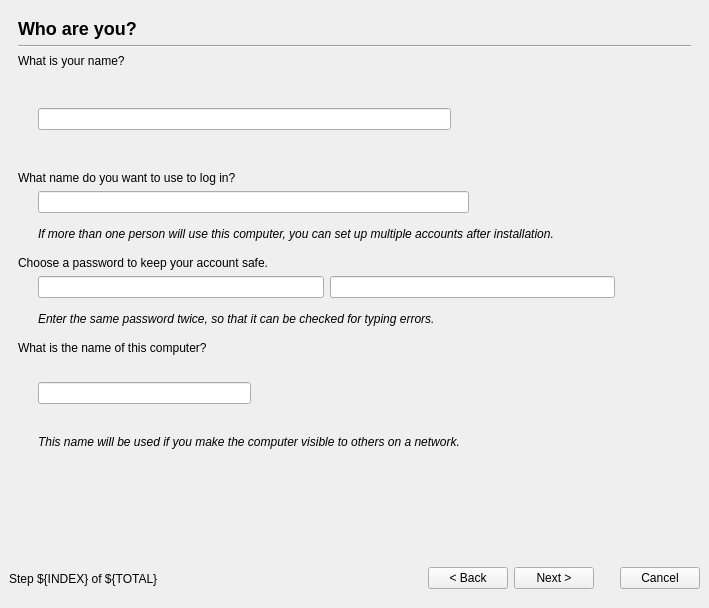
Before: the Qt Designer form ubiquity/frontend/liveinstaller.ui in chenhan1218/ubiquity, drawn with Qt 5.
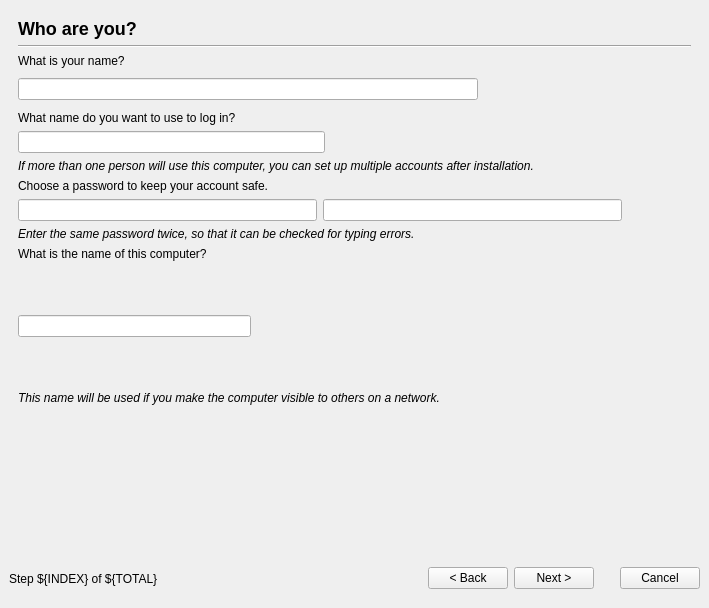
After: the same form once the commit is applied. The open tabs and pages were chosen to show the change. Icons and pictures are not drawn.

Commit message: Up to set_autopartition_choices

What changed in the file:
```diff
--- a/ubiquity/frontend/liveinstaller.ui
+++ b/ubiquity/frontend/liveinstaller.ui
@@ -614,7 +614,7 @@
        <property name="spacing" >
         <number>6</number>
        </property>
-       <item row="7" column="0" >
+       <item row="11" column="0" colspan="7" >
         <layout class="QGridLayout" >
          <property name="margin" >
           <number>0</number>
@@ -622,213 +622,7 @@
          <property name="spacing" >
           <number>6</number>
          </property>
-         <item row="0" column="3" >
-          <widget class="QLabel" name="password_error_image" >
-           <property name="sizePolicy" >
-            <sizepolicy>
-             <hsizetype>0</hsizetype>
-             <vsizetype>0</vsizetype>
-             <horstretch>0</horstretch>
-             <verstretch>0</verstretch>
-            </sizepolicy>
-           </property>
-           <property name="pixmap" >
-            <pixmap/>
-           </property>
-           <property name="scaledContents" >
-            <bool>true</bool>
-           </property>
-           <property name="wordWrap" >
-            <bool>false</bool>
-           </property>
-          </widget>
-         </item>
-         <item row="0" column="5" >
-          <spacer>
-           <property name="orientation" >
-            <enum>Qt::Horizontal</enum>
-           </property>
-           <property name="sizeType" >
-            <enum>QSizePolicy::Expanding</enum>
-           </property>
-           <property name="sizeHint" >
-            <size>
-             <width>50</width>
-             <height>20</height>
-            </size>
-           </property>
-          </spacer>
-         </item>
-         <item row="0" column="4" >
-          <widget class="QLabel" name="password_error_reason" >
-           <property name="text" >
-            <string/>
-           </property>
-           <property name="alignment" >
-            <set>Qt::AlignVCenter</set>
-           </property>
-           <property name="wordWrap" >
-            <bool>true</bool>
-           </property>
-          </widget>
-         </item>
-         <item row="1" column="1" colspan="4" >
-          <widget class="QLabel" name="password_extra_label" >
-           <property name="text" >
-            <string>&lt;i>Enter the same password twice, so that it can be checked for typing errors.&lt;/i></string>
-           </property>
-           <property name="wordWrap" >
-            <bool>false</bool>
-           </property>
-          </widget>
-         </item>
-         <item row="1" column="0" >
-          <spacer>
-           <property name="orientation" >
-            <enum>Qt::Horizontal</enum>
-           </property>
-           <property name="sizeType" >
-            <enum>QSizePolicy::Fixed</enum>
-           </property>
-           <property name="sizeHint" >
-            <size>
-             <width>20</width>
-             <height>31</height>
-            </size>
-           </property>
-          </spacer>
-         </item>
-         <item row="0" column="2" >
-          <widget class="QLineEdit" name="verified_password" >
-           <property name="sizePolicy" >
-            <sizepolicy>
-             <hsizetype>7</hsizetype>
-             <vsizetype>0</vsizetype>
-             <horstretch>1</horstretch>
-             <verstretch>0</verstretch>
-            </sizepolicy>
-           </property>
-           <property name="echoMode" >
-            <enum>QLineEdit::Password</enum>
-           </property>
-          </widget>
-         </item>
-         <item row="0" column="1" >
-          <widget class="QLineEdit" name="password" >
-           <property name="sizePolicy" >
-            <sizepolicy>
-             <hsizetype>7</hsizetype>
-             <vsizetype>0</vsizetype>
-             <horstretch>1</horstretch>
-             <verstretch>0</verstretch>
-            </sizepolicy>
-           </property>
-           <property name="echoMode" >
-            <enum>QLineEdit::Password</enum>
-           </property>
-          </widget>
-         </item>
-        </layout>
-       </item>
-       <item row="10" column="0" >
-        <spacer>
-         <property name="orientation" >
-          <enum>Qt::Vertical</enum>
-         </property>
-         <property name="sizeType" >
-          <enum>QSizePolicy::Expanding</enum>
-         </property>
-         <property name="sizeHint" >
-          <size>
-           <width>41</width>
-           <height>20</height>
-          </size>
-         </property>
-        </spacer>
-       </item>
-       <item row="2" column="0" >
-        <widget class="QLabel" name="fullname_label" >
-         <property name="text" >
-          <string>What is your name?</string>
-         </property>
-         <property name="wordWrap" >
-          <bool>false</bool>
-         </property>
-        </widget>
-       </item>
-       <item row="0" column="0" >
-        <widget class="QLabel" name="userinfo_heading_label" >
-         <property name="sizePolicy" >
-          <sizepolicy>
-           <hsizetype>5</hsizetype>
-           <vsizetype>5</vsizetype>
-           <horstretch>1</horstretch>
-           <verstretch>0</verstretch>
-          </sizepolicy>
-         </property>
-         <property name="text" >
-          <string>&lt;h2>Who are you?&lt;/h2></string>
-         </property>
-         <property name="wordWrap" >
-          <bool>false</bool>
-         </property>
-        </widget>
-       </item>
-       <item row="4" column="0" >
-        <widget class="QLabel" name="username_label" >
-         <property name="text" >
-          <string>What name do you want to use to log in?</string>
-         </property>
-         <property name="wordWrap" >
-          <bool>false</bool>
-         </property>
-        </widget>
-       </item>
-       <item row="6" column="0" >
-        <widget class="QLabel" name="password_label" >
-         <property name="text" >
-          <string>Choose a password to keep your account safe.</string>
-         </property>
-         <property name="wordWrap" >
-          <bool>false</bool>
-         </property>
-        </widget>
-       </item>
-       <item row="9" column="0" >
-        <layout class="QGridLayout" >
-         <property name="margin" >
-          <number>0</number>
-         </property>
-         <property name="spacing" >
-          <number>6</number>
-         </property>
-         <item row="1" column="0" >
-          <spacer>
-           <property name="orientation" >
-            <enum>Qt::Horizontal</enum>
-           </property>
-           <property name="sizeType" >
-            <enum>QSizePolicy::Fixed</enum>
-           </property>
-           <property name="sizeHint" >
-            <size>
-             <width>20</width>
-             <height>20</height>
-            </size>
-           </property>
-          </spacer>
-         </item>
-         <item row="1" column="1" >
-          <widget class="QLabel" name="hostname_extra_label" >
-           <property name="text" >
-            <string>&lt;i>This name will be used if you make the computer visible to others on a network.&lt;/i></string>
-           </property>
-           <property name="wordWrap" >
-            <bool>false</bool>
-           </property>
-          </widget>
-         </item>
-         <item row="0" column="1" >
+         <item row="0" column="0" >
           <layout class="QHBoxLayout" >
            <property name="margin" >
             <number>0</number>
@@ -926,6 +720,16 @@
            </item>
           </layout>
          </item>
+         <item row="1" column="0" >
+          <widget class="QLabel" name="hostname_extra_label" >
+           <property name="text" >
+            <string>&lt;i>This name will be used if you make the computer visible to others on a network.&lt;/i></string>
+           </property>
+           <property name="wordWrap" >
+            <bool>false</bool>
+           </property>
+          </widget>
+         </item>
         </layout>
        </item>
        <item row="1" column="0" >
@@ -942,6 +746,46 @@
         </widget>
        </item>
        <item row="5" column="0" >
+        <widget class="QLabel" name="username_label" >
+         <property name="text" >
+          <string>What name do you want to use to log in?</string>
+         </property>
+         <property name="wordWrap" >
+          <bool>false</bool>
+         </property>
+        </widget>
+       </item>
+       <item row="10" column="0" colspan="5" >
+        <widget class="QLabel" name="hostname_label" >
+         <property name="text" >
+          <string>What is the name of this computer?</string>
+         </property>
+         <property name="wordWrap" >
+          <bool>false</bool>
+         </property>
+        </widget>
+       </item>
+       <item row="8" column="0" colspan="2" >
+        <widget class="QLabel" name="password_label" >
+         <property name="text" >
+          <string>Choose a password to keep your account safe.</string>
+         </property>
+         <property name="wordWrap" >
+          <bool>false</bool>
+         </property>
+        </widget>
+       </item>
+       <item row="2" column="0" colspan="7" >
+        <widget class="QLabel" name="fullname_label" >
+         <property name="text" >
+          <string>What is your name?</string>
+         </property>
+         <property name="wordWrap" >
+          <bool>false</bool>
+         </property>
+        </widget>
+       </item>
+       <item row="9" column="0" colspan="7" >
         <layout class="QGridLayout" >
          <property name="margin" >
           <number>0</number>
@@ -949,8 +793,34 @@
          <property name="spacing" >
           <number>6</number>
          </property>
+         <item row="1" column="0" colspan="4" >
+          <widget class="QLabel" name="password_extra_label" >
+           <property name="text" >
+            <string>&lt;i>Enter the same password twice, so that it can be checked for typing errors.&lt;/i></string>
+           </property>
+           <property name="wordWrap" >
+            <bool>false</bool>
+           </property>
+          </widget>
+         </item>
          <item row="0" column="3" >
-          <widget class="QLabel" name="username_error_reason" >
+          <spacer>
+           <property name="orientation" >
+            <enum>Qt::Horizontal</enum>
+           </property>
+           <property name="sizeType" >
+            <enum>QSizePolicy::Expanding</enum>
+           </property>
+           <property name="sizeHint" >
+            <size>
+             <width>50</width>
+             <height>20</height>
+            </size>
+           </property>
+          </spacer>
+         </item>
+         <item row="0" column="2" >
+          <widget class="QLabel" name="password_error_reason" >
            <property name="text" >
             <string/>
            </property>
@@ -962,17 +832,47 @@
            </property>
           </widget>
          </item>
-         <item row="1" column="1" colspan="4" >
-          <widget class="QLabel" name="username_extra_label" >
-           <property name="text" >
-            <string>&lt;i>If more than one person will use this computer, you can set up multiple accounts after installation.&lt;/i></string>
+         <item row="0" column="0" >
+          <widget class="QLineEdit" name="password" >
+           <property name="sizePolicy" >
+            <sizepolicy>
+             <hsizetype>7</hsizetype>
+             <vsizetype>0</vsizetype>
+             <horstretch>1</horstretch>
+             <verstretch>0</verstretch>
+            </sizepolicy>
            </property>
-           <property name="wordWrap" >
-            <bool>false</bool>
+           <property name="echoMode" >
+            <enum>QLineEdit::Password</enum>
            </property>
           </widget>
          </item>
          <item row="0" column="1" >
+          <widget class="QLineEdit" name="verified_password" >
+           <property name="sizePolicy" >
+            <sizepolicy>
+             <hsizetype>7</hsizetype>
+             <vsizetype>0</vsizetype>
+             <horstretch>1</horstretch>
+             <verstretch>0</verstretch>
+            </sizepolicy>
+           </property>
+           <property name="echoMode" >
+            <enum>QLineEdit::Password</enum>
+           </property>
+          </widget>
+         </item>
+        </layout>
+       </item>
+       <item rowspan="2" row="6" column="0" >
+        <layout class="QGridLayout" >
+         <property name="margin" >
+          <number>0</number>
+         </property>
+         <property name="spacing" >
+          <number>6</number>
+         </property>
+         <item row="0" column="0" >
           <widget class="QLineEdit" name="username" >
            <property name="sizePolicy" >
             <sizepolicy>
@@ -984,7 +884,7 @@
            </property>
           </widget>
          </item>
-         <item row="0" column="2" >
+         <item row="0" column="1" >
           <widget class="QLabel" name="username_error_image" >
            <property name="sizePolicy" >
             <sizepolicy>
@@ -1005,7 +905,7 @@
            </property>
           </widget>
          </item>
-         <item row="0" column="4" >
+         <item row="0" column="2" >
           <spacer>
            <property name="orientation" >
             <enum>Qt::Horizontal</enum>
@@ -1021,35 +921,19 @@
            </property>
           </spacer>
          </item>
-         <item row="1" column="0" >
-          <spacer>
-           <property name="orientation" >
-            <enum>Qt::Horizontal</enum>
+         <item row="1" column="0" colspan="3" >
+          <widget class="QLabel" name="username_extra_label" >
+           <property name="text" >
+            <string>&lt;i>If more than one person will use this computer, you can set up multiple accounts after installation.&lt;/i></string>
            </property>
-           <property name="sizeType" >
-            <enum>QSizePolicy::Fixed</enum>
+           <property name="wordWrap" >
+            <bool>false</bool>
            </property>
-           <property name="sizeHint" >
-            <size>
-             <width>20</width>
-             <height>31</height>
-            </size>
-           </property>
-          </spacer>
+          </widget>
          </item>
         </layout>
        </item>
-       <item row="8" column="0" >
-        <widget class="QLabel" name="hostname_label" >
-         <property name="text" >
-          <string>What is the name of this computer?</string>
-         </property>
-         <property name="wordWrap" >
-          <bool>false</bool>
-         </property>
-        </widget>
-       </item>
-       <item row="3" column="0" >
+       <item rowspan="2" row="3" column="0" colspan="7" >
         <layout class="QHBoxLayout" >
          <property name="margin" >
           <number>0</number>
@@ -1057,22 +941,6 @@
          <property name="spacing" >
           <number>6</number>
          </property>
-         <item>
-          <spacer>
-           <property name="orientation" >
-            <enum>Qt::Horizontal</enum>
-           </property>
-           <property name="sizeType" >
-            <enum>QSizePolicy::Fixed</enum>
-           </property>
-           <property name="sizeHint" >
-            <size>
-             <width>20</width>
-             <height>20</height>
-            </size>
-           </property>
-          </spacer>
-         </item>
          <item>
           <widget class="QLineEdit" name="fullname" >
            <property name="sizePolicy" >
@@ -1114,37 +982,8 @@
              </property>
             </widget>
            </item>
-           <item>
-            <spacer>
-             <property name="orientation" >
-              <enum>Qt::Vertical</enum>
-             </property>
-             <property name="sizeType" >
-              <enum>QSizePolicy::Expanding</enum>
-             </property>
-             <property name="sizeHint" >
-              <size>
-               <width>21</width>
-               <height>16</height>
-              </size>
-             </property>
-            </spacer>
-           </item>
           </layout>
          </item>
-         <item>
-          <widget class="QLabel" name="fullname_error_reason" >
-           <property name="text" >
-            <string/>
-           </property>
-           <property name="alignment" >
-            <set>Qt::AlignVCenter</set>
-           </property>
-           <property name="wordWrap" >
-            <bool>true</bool>
-           </property>
-          </widget>
-         </item>
          <item>
           <spacer>
            <property name="orientation" >
@@ -1163,6 +1002,100 @@
          </item>
         </layout>
        </item>
+       <item rowspan="3" row="4" column="1" colspan="2" >
+        <widget class="QLabel" name="fullname_error_reason" >
+         <property name="text" >
+          <string/>
+         </property>
+         <property name="alignment" >
+          <set>Qt::AlignVCenter</set>
+         </property>
+         <property name="wordWrap" >
+          <bool>true</bool>
+         </property>
+        </widget>
+       </item>
+       <item rowspan="2" row="7" column="2" colspan="2" >
+        <widget class="QLabel" name="username_error_reason" >
+         <property name="text" >
+          <string/>
+         </property>
+         <property name="alignment" >
+          <set>Qt::AlignVCenter</set>
+         </property>
+         <property name="wordWrap" >
+          <bool>true</bool>
+         </property>
+        </widget>
+       </item>
+       <item row="10" column="5" >
+        <widget class="QLabel" name="password_error_image" >
+         <property name="sizePolicy" >
+          <sizepolicy>
+           <hsizetype>0</hsizetype>
+           <vsizetype>0</vsizetype>
+           <horstretch>0</horstretch>
+           <verstretch>0</verstretch>
+          </sizepolicy>
+         </property>
+         <property name="pixmap" >
+          <pixmap/>
+         </property>
+         <property name="scaledContents" >
+          <bool>true</bool>
+         </property>
+         <property name="wordWrap" >
+          <bool>false</bool>
+         </property>
+        </widget>
+       </item>
+       <item row="1" column="0" colspan="7" >
+        <widget class="Line" name="line8" >
+         <property name="frameShape" >
+          <enum>QFrame::HLine</enum>
+         </property>
+         <property name="frameShadow" >
+          <enum>QFrame::Sunken</enum>
+         </property>
+         <property name="orientation" >
+          <enum>Qt::Horizontal</enum>
+         </property>
+        </widget>
+       </item>
+       <item row="0" column="0" colspan="7" >
+        <widget class="QLabel" name="userinfo_heading_label" >
+         <property name="sizePolicy" >
+          <sizepolicy>
+           <hsizetype>5</hsizetype>
+           <vsizetype>5</vsizetype>
+           <horstretch>1</horstretch>
+           <verstretch>0</verstretch>
+          </sizepolicy>
+         </property>
+         <property name="text" >
+          <string>&lt;h2>Who are you?&lt;/h2></string>
+         </property>
+         <property name="wordWrap" >
+          <bool>false</bool>
+         </property>
+        </widget>
+       </item>
+       <item row="12" column="0" colspan="7" >
+        <spacer>
+         <property name="orientation" >
+          <enum>Qt::Vertical</enum>
+         </property>
+         <property name="sizeType" >
+          <enum>QSizePolicy::Expanding</enum>
+         </property>
+         <property name="sizeHint" >
+          <size>
+           <width>41</width>
+           <height>20</height>
+          </size>
+         </property>
+        </spacer>
+       </item>
       </layout>
      </widget>
      <widget class="QWidget" name="stepPartAuto" >
```
Left out of the diff: 13 changed lines with no effect on the pictures. The commit also changes 1 other file.
